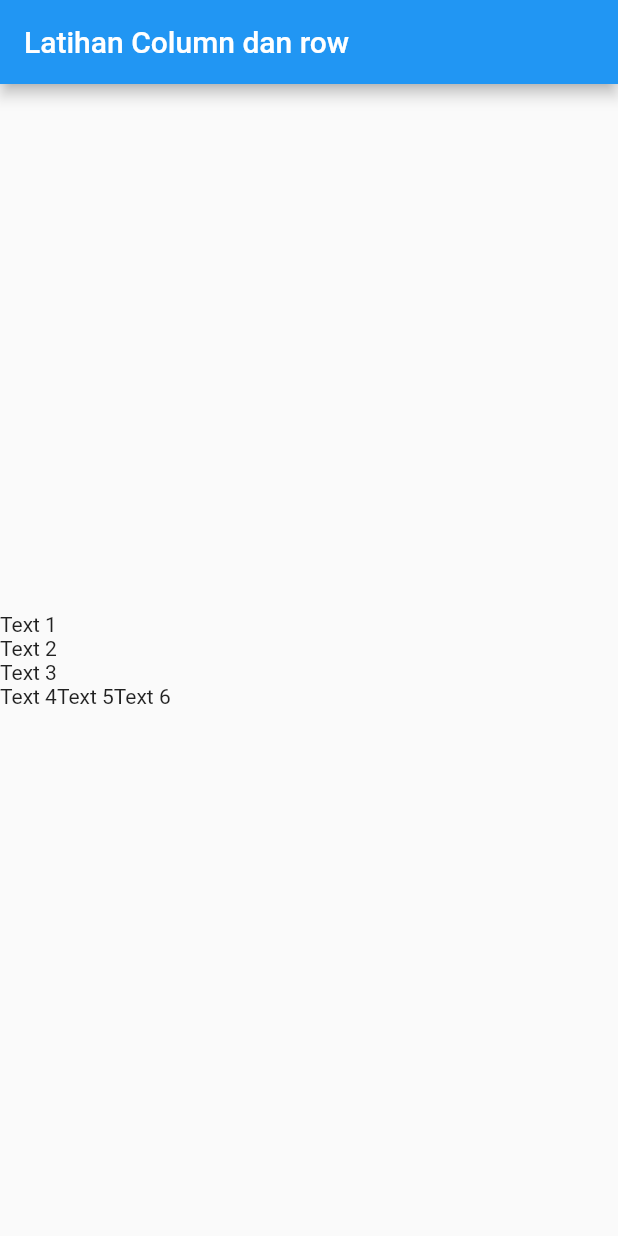
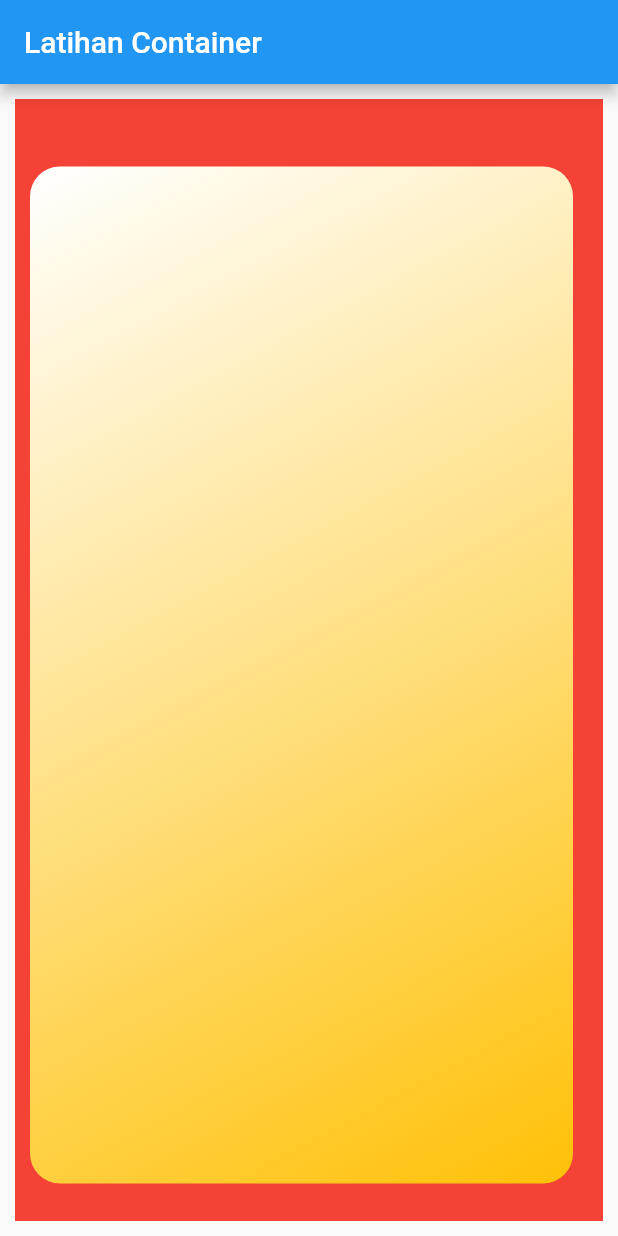
Before and after one commit to gzeinnumer/flutter_fundamental_yt, a Flutter app: the screen it shows after launch, on a phone screen of 412 x 824 dp. Run offline on Flutter 3.47's test engine with Material 2 defaults, Android fonts, the phone set to English and light mode, and no system bars.

Commit message:
Container itu sama dengan CardView

```diff
--- a/lib/main.dart
+++ b/lib/main.dart
@@ -8,24 +8,23 @@ class MyApp extends StatelessWidget {
     return MaterialApp(
       home: Scaffold(
         appBar: AppBar(
-          title: Text("Latihan Column dan row"),
+          title: Text("Latihan Container"),
         ),
-        body: Column(
-          //mainkan disini
-          mainAxisAlignment: MainAxisAlignment.center,
-          crossAxisAlignment: CrossAxisAlignment.start,
-          children: [
-            Text("Text 1"),
-            Text("Text 2"),
-            Text("Text 3"),
-            Row(
-              children: [
-                Text("Text 4"),
-                Text("Text 5"),
-                Text("Text 6"),
-              ],
-            )
-          ],
+        body: Container(
+          padding: EdgeInsets.fromLTRB(10, 15, 20, 25),
+          color: Colors.red,
+          margin: EdgeInsets.all(10),
+          child: Container(
+            margin: EdgeInsets.only(top: 30),
+            decoration: BoxDecoration(
+              borderRadius: BorderRadius.circular(20),
+              gradient: LinearGradient(
+                begin: Alignment.topLeft,
+                end: Alignment.bottomRight,
+                colors: [Colors.white, Colors.amber],
+              ),
+            ),
+          ),
         ),
       ),
     );
```
